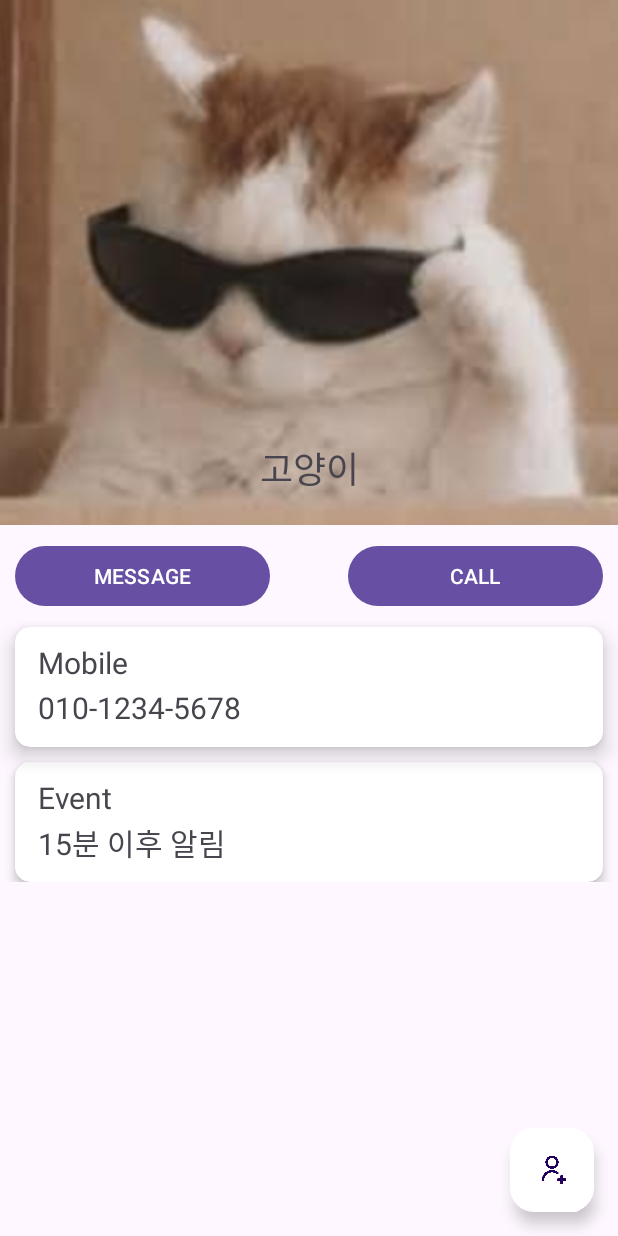
After one commit to SeungYoonPark/And3-4project, an Android app: the fragment MyPageFragment shown on its own in the app's theme, on a phone screen of 412 x 824 dp. The commit adds this screen. Run offline under Robolectric (Android 15) with nearby library versions, the phone set to English and light mode, and no system bars.

Commit message:
[DESIGN] : 🎨 MyPageFragment
UI 작업완료 하였습니다.

```diff
--- /dev/null
+++ b/app/src/main/java/com/example/and3_4project/MyPageFragment.kt
@@ -0,0 +1,59 @@
+package com.example.and3_4project
+
+import android.os.Bundle
+import androidx.fragment.app.Fragment
+import android.view.LayoutInflater
+import android.view.View
+import android.view.ViewGroup
+
+// TODO: Rename parameter arguments, choose names that match
+// the fragment initialization parameters, e.g. ARG_ITEM_NUMBER
+private const val ARG_PARAM1 = "param1"
+private const val ARG_PARAM2 = "param2"
+
+/**
+ * A simple [Fragment] subclass.
+ * Use the [MyPageFragment.newInstance] factory method to
+ * create an instance of this fragment.
+ */
+class MyPageFragment : Fragment() {
+    // TODO: Rename and change types of parameters
+    private var param1: String? = null
+    private var param2: String? = null
+
+    override fun onCreate(savedInstanceState: Bundle?) {
+        super.onCreate(savedInstanceState)
+        arguments?.let {
+            param1 = it.getString(ARG_PARAM1)
+            param2 = it.getString(ARG_PARAM2)
+        }
+    }
+
+    override fun onCreateView(
+        inflater: LayoutInflater, container: ViewGroup?,
+        savedInstanceState: Bundle?
+    ): View? {
+        // Inflate the layout for this fragment
+        return inflater.inflate(R.layout.fragment_my_page, container, false)
+    }
+
+    companion object {
+        /**
+         * Use this factory method to create a new instance of
+         * this fragment using the provided parameters.
+         *
+         * @param param1 Parameter 1.
+         * @param param2 Parameter 2.
+         * @return A new instance of fragment MyPageFragment.
+         */
+        // TODO: Rename and change types and number of parameters
+        @JvmStatic
+        fun newInstance(param1: String, param2: String) =
+            MyPageFragment().apply {
+                arguments = Bundle().apply {
+                    putString(ARG_PARAM1, param1)
+                    putString(ARG_PARAM2, param2)
+                }
+            }
+    }
+}
--- /dev/null
+++ b/app/src/main/res/layout/fragment_my_page.xml
@@ -0,0 +1,191 @@
+<?xml version="1.0" encoding="utf-8"?>
+<androidx.constraintlayout.widget.ConstraintLayout xmlns:android="http://schemas.android.com/apk/res/android"
+    xmlns:app="http://schemas.android.com/apk/res-auto"
+    xmlns:tools="http://schemas.android.com/tools"
+    android:layout_width="match_parent"
+    android:layout_height="match_parent"
+    tools:context=".MyPageFragment">
+
+    <!-- TODO: Update blank fragment layout -->
+    <ScrollView
+        android:layout_width="match_parent"
+        android:layout_height="match_parent"
+        app:layout_constraintBottom_toBottomOf="parent"
+        app:layout_constraintEnd_toEndOf="parent"
+        app:layout_constraintStart_toStartOf="parent"
+        app:layout_constraintTop_toTopOf="parent">
+
+        <androidx.constraintlayout.widget.ConstraintLayout
+            android:layout_width="match_parent"
+            android:layout_height="match_parent"
+            app:layout_constraintBottom_toBottomOf="parent"
+            app:layout_constraintEnd_toEndOf="parent"
+            app:layout_constraintStart_toStartOf="parent"
+            app:layout_constraintTop_toTopOf="parent">
+
+
+            <ImageView
+                android:id="@+id/imageView3"
+                android:layout_width="match_parent"
+                android:layout_height="350dp"
+                android:scaleType="centerCrop"
+                android:src="@drawable/cat"
+                app:layout_constraintEnd_toEndOf="parent"
+                app:layout_constraintStart_toStartOf="parent"
+                app:layout_constraintTop_toTopOf="parent"
+                />
+
+            <Button
+                android:id="@+id/btn_massage"
+                android:layout_width="170dp"
+                android:layout_height="wrap_content"
+                android:layout_marginStart="10dp"
+                android:layout_marginTop="10dp"
+                android:text="MESSAGE"
+                app:layout_constraintStart_toStartOf="parent"
+                app:layout_constraintTop_toBottomOf="@+id/imageView3" />
+
+            <Button
+                android:id="@+id/btn_call"
+                android:layout_width="170dp"
+                android:layout_height="wrap_content"
+                android:layout_marginTop="10dp"
+                android:layout_marginEnd="10dp"
+                android:text="CALL"
+                app:layout_constraintEnd_toEndOf="parent"
+                app:layout_constraintTop_toBottomOf="@+id/imageView3" />
+
+            <TextView
+                android:id="@+id/tv_name"
+                android:layout_width="wrap_content"
+                android:layout_height="wrap_content"
+                android:layout_marginBottom="20dp"
+                android:text="고양이"
+                android:textSize="24sp"
+                app:layout_constraintBottom_toBottomOf="@+id/imageView3"
+                app:layout_constraintEnd_toEndOf="parent"
+                app:layout_constraintStart_toStartOf="parent"
+                tools:textStyle="bold" />
+
+            <androidx.cardview.widget.CardView
+                android:id="@+id/cv_mobile"
+                android:layout_width="match_parent"
+                android:layout_height="80dp"
+                android:layout_marginStart="10dp"
+                android:layout_marginTop="10dp"
+                android:layout_marginEnd="10dp"
+                app:cardCornerRadius="10dp"
+                app:cardElevation="8dp"
+                app:layout_constraintEnd_toEndOf="parent"
+                app:layout_constraintStart_toStartOf="parent"
+                app:layout_constraintTop_toBottomOf="@+id/btn_massage" >
+
+                <androidx.constraintlayout.widget.ConstraintLayout
+                    android:layout_width="match_parent"
+                    android:layout_height="match_parent">
+
+                    <TextView
+                        android:id="@+id/tv_mobile"
+                        android:layout_width="wrap_content"
+                        android:layout_height="wrap_content"
+                        android:layout_marginStart="15dp"
+                        android:layout_marginTop="10dp"
+                        android:text="Mobile"
+                        android:textSize="20dp"
+                        app:layout_constraintStart_toStartOf="parent"
+                        app:layout_constraintTop_toTopOf="parent"
+                        tools:textStyle="bold" />
+
+                    <TextView
+                        android:id="@+id/tv_number"
+                        android:layout_width="match_parent"
+                        android:layout_height="wrap_content"
+                        android:layout_marginStart="15dp"
+                        android:layout_marginTop="5dp"
+                        android:layout_marginEnd="15dp"
+                        android:layout_marginBottom="16dp"
+                        android:text="010-1234-5678"
+                        android:textSize="20dp"
+                        app:layout_constraintBottom_toBottomOf="parent"
+                        app:layout_constraintEnd_toEndOf="parent"
+                        app:layout_constraintStart_toStartOf="parent"
+                        app:layout_constraintTop_toBottomOf="@+id/tv_mobile" />
+
+                </androidx.constraintlayout.widget.ConstraintLayout>
+
+
+            </androidx.cardview.widget.CardView>
+
+            <androidx.cardview.widget.CardView
+                android:id="@+id/cv_event"
+                android:layout_width="match_parent"
+                android:layout_height="80dp"
+                android:layout_marginStart="10dp"
+                android:layout_marginTop="10dp"
+                android:layout_marginEnd="10dp"
+                app:cardCornerRadius="10dp"
+                app:cardElevation="4dp"
+                app:layout_constraintEnd_toEndOf="parent"
+                app:layout_constraintStart_toStartOf="parent"
+                app:layout_constraintTop_toBottomOf="@+id/cv_mobile">
+
+                <androidx.constraintlayout.widget.ConstraintLayout
+                    android:layout_width="match_parent"
+                    android:layout_height="match_parent">
+
+                    <TextView
+                        android:id="@+id/tv_event"
+                        android:layout_width="wrap_content"
+                        android:layout_height="wrap_content"
+                        android:layout_marginStart="15dp"
+                        android:layout_marginTop="10dp"
+                        android:text="Event"
+                        android:textSize="20dp"
+                        app:layout_constraintStart_toStartOf="parent"
+                        app:layout_constraintTop_toTopOf="parent"
+                        tools:textStyle="bold" />
+
+                    <TextView
+                        android:id="@+id/tv_notification"
+                        android:layout_width="match_parent"
+                        android:layout_height="wrap_content"
+                        android:layout_marginStart="15dp"
+                        android:layout_marginTop="5dp"
+                        android:layout_marginEnd="15dp"
+                        android:layout_marginBottom="16dp"
+                        android:text="15분 이후 알림"
+                        android:textSize="20dp"
+                        app:layout_constraintBottom_toBottomOf="parent"
+                        app:layout_constraintEnd_toEndOf="parent"
+                        app:layout_constraintStart_toStartOf="parent"
+                        app:layout_constraintTop_toBottomOf="@+id/tv_event" />
+
+                </androidx.constraintlayout.widget.ConstraintLayout>
+
+
+            </androidx.cardview.widget.CardView>
+
+
+
+
+        </androidx.constraintlayout.widget.ConstraintLayout>
+
+    </ScrollView>
+
+    <com.google.android.material.floatingactionbutton.FloatingActionButton
+        android:id="@+id/fab_up_arrow"
+        android:layout_width="wrap_content"
+        android:layout_height="wrap_content"
+        android:layout_marginEnd="16dp"
+        android:layout_marginBottom="16dp"
+        android:src="@drawable/icon_add_person2"
+        android:backgroundTint="@color/white"
+        app:elevation="6dp"
+        app:borderWidth="0dp"
+        app:fabSize="normal"
+        app:rippleColor="@color/blue"
+        app:layout_constraintBottom_toBottomOf="parent"
+        app:layout_constraintEnd_toEndOf="parent" />
+
+
+</androidx.constraintlayout.widget.ConstraintLayout>
--- a/app/src/main/res/values/colors.xml
+++ b/app/src/main/res/values/colors.xml
@@ -2,4 +2,5 @@
 <resources>
     <color name="black">#FF000000</color>
     <color name="white">#FFFFFFFF</color>
+    <color name="blue">#8BDBFF</color>
 </resources>
--- a/app/src/main/res/values/strings.xml
+++ b/app/src/main/res/values/strings.xml
@@ -1,3 +1,5 @@
 <resources>
     <string name="app_name">And3-4Project</string>
+    <!-- TODO: Remove or change this placeholder text -->
+    <string name="hello_blank_fragment">Hello blank fragment</string>
 </resources>
--- a/build.gradle.kts
+++ b/build.gradle.kts
@@ -1,5 +1,5 @@
 // Top-level build file where you can add configuration options common to all sub-projects/modules.
 plugins {
-    id("com.android.application") version "8.1.0" apply false
+    id("com.android.application") version "8.1.1" apply false
     id("org.jetbrains.kotlin.android") version "1.8.0" apply false
 }
```
Also changed, not shown: app/src/main/res/drawable/cat.jpg (added), app/src/main/res/drawable/icon_add_person.png (added), app/src/main/res/drawable/icon_add_person2.png (added).
